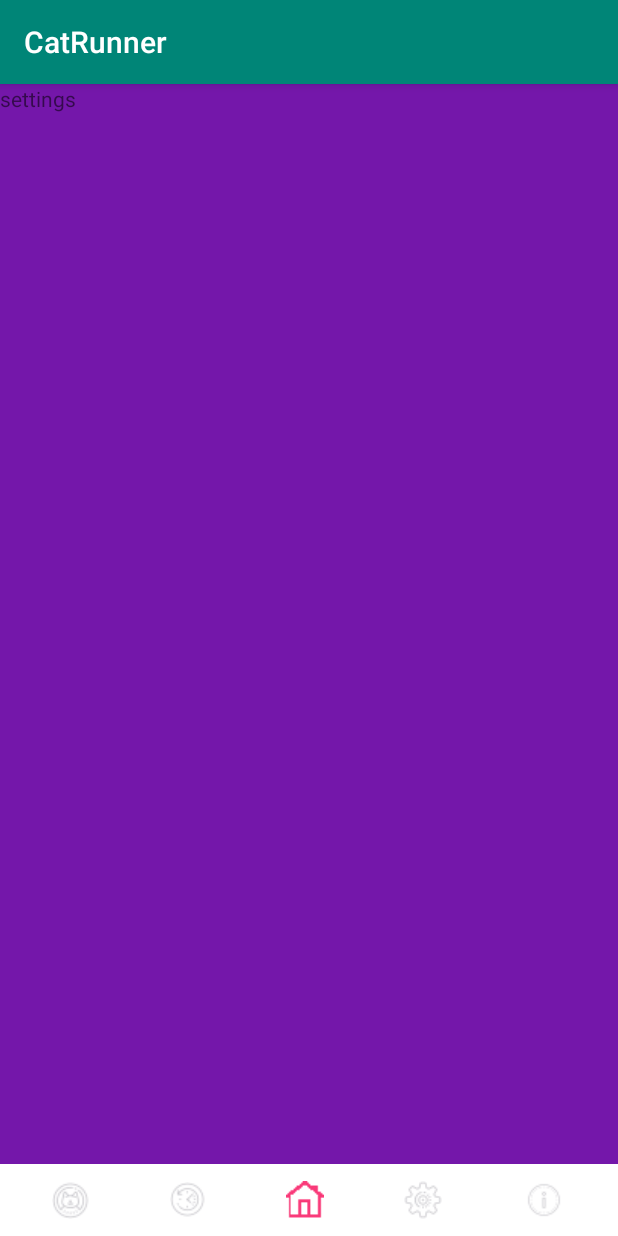
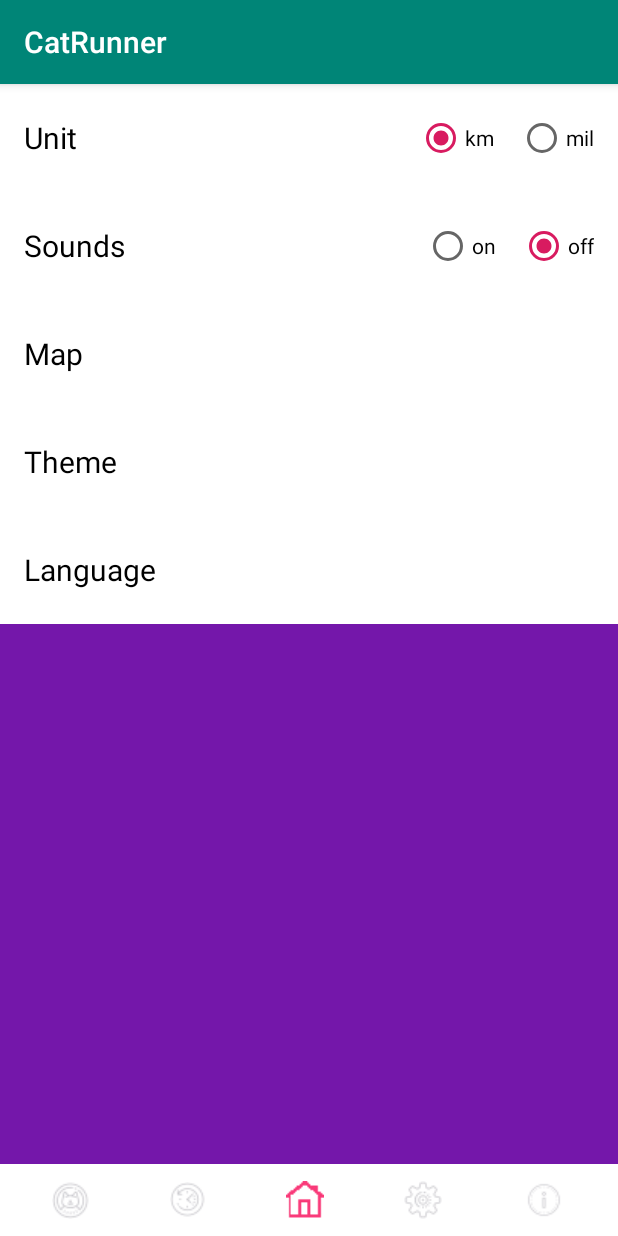
Before and after one commit to ZhenyaVasilevskiy/Catrunner, an Android app: the fragment SettingsFragment placed in its activity, on a phone screen of 412 x 824 dp. Run offline under Robolectric (Android 15) with nearby library versions, the phone set to English and light mode, and no system bars.

Commit message:
Designed Info and Settings fragments

```diff
--- a/app/src/main/res/layout/history_fragment.xml
+++ b/app/src/main/res/layout/history_fragment.xml
@@ -10,14 +10,18 @@
         android:layout_width="match_parent"
         android:padding="8dp"
         android:layout_height="92dp"
+        android:background="@color/colorWhite"
+        android:elevation="2dp"
         android:orientation="horizontal" >
 
         <ImageView
             android:layout_width="72dp"
             android:layout_height="72dp"
             android:src="@drawable/img_earth"
-            android:layout_marginRight="12dp"
-            android:layout_marginEnd="12dp"
+            android:layout_marginLeft="8dp"
+            android:layout_marginStart="8dp"
+            android:layout_marginRight="16dp"
+            android:layout_marginEnd="16dp"
             android:scaleType="centerCrop" />
 
         <LinearLayout
@@ -52,8 +56,8 @@
                     android:layout_alignParentBottom="true"
                     android:layout_alignParentRight="true"
                     android:layout_alignParentEnd="true"
-                    android:layout_marginRight="12dp"
-                    android:layout_marginEnd="12dp"
+                    android:layout_marginRight="16dp"
+                    android:layout_marginEnd="16dp"
                     android:text="01.11.2018" />
 
             </RelativeLayout>
--- a/app/src/main/res/layout/info_fragment.xml
+++ b/app/src/main/res/layout/info_fragment.xml
@@ -5,9 +5,34 @@
     android:layout_height="match_parent"
     android:background="#7737ff00"
     android:orientation="vertical">
-    <TextView
-        android:layout_width="wrap_content"
+
+    <LinearLayout
+        android:layout_width="match_parent"
         android:layout_height="wrap_content"
-        android:text="info">
-    </TextView>
+        android:orientation="vertical"
+        android:background="@color/colorWhite">
+
+        <TextView
+            android:layout_width="match_parent"
+            android:layout_height="72dp"
+            android:textColor="@color/colorBlack"
+            android:textSize="20sp"
+            android:gravity="center_vertical"
+            android:layout_marginLeft="16dp"
+            android:layout_marginStart="16dp"
+            android:text="@string/txt_help"/>
+
+        <TextView
+            android:layout_width="match_parent"
+            android:layout_height="72dp"
+            android:textColor="@color/colorBlack"
+            android:textSize="20sp"
+            android:gravity="center_vertical"
+            android:layout_marginLeft="16dp"
+            android:layout_marginStart="16dp"
+            android:text="@string/txt_developers"/>
+
+    </LinearLayout>
+
+
 </LinearLayout>
--- a/app/src/main/res/layout/settings_fragment.xml
+++ b/app/src/main/res/layout/settings_fragment.xml
@@ -5,9 +5,125 @@
     android:layout_height="match_parent"
     android:background="#770015ff"
     android:orientation="vertical">
-    <TextView
-        android:layout_width="wrap_content"
+
+    <LinearLayout
+        android:layout_width="match_parent"
         android:layout_height="wrap_content"
-        android:text="settings">
-    </TextView>
+        android:orientation="vertical"
+        android:background="@color/colorWhite">
+
+        <RelativeLayout
+            android:layout_width="match_parent"
+            android:layout_height="wrap_content">
+
+            <TextView
+                android:layout_width="wrap_content"
+                android:layout_height="72dp"
+                android:textColor="@color/colorBlack"
+                android:textSize="20sp"
+                android:gravity="center_vertical"
+                android:layout_marginLeft="16dp"
+                android:layout_marginStart="16dp"
+                android:text="@string/txt_unit"/>
+
+            <RadioGroup
+                android:layout_width="wrap_content"
+                android:layout_height="wrap_content"
+                android:layout_alignParentRight="true"
+                android:layout_alignParentEnd="true"
+                android:layout_centerInParent="true"
+                android:orientation="horizontal">
+
+                <RadioButton
+                    android:layout_width="wrap_content"
+                    android:layout_height="wrap_content"
+                    android:layout_marginEnd="16dp"
+                    android:layout_marginRight="16dp"
+                    android:checked="true"
+                    android:text="@string/txt_km"/>
+
+                <RadioButton
+                    android:layout_width="wrap_content"
+                    android:layout_height="wrap_content"
+                    android:layout_marginEnd="16dp"
+                    android:layout_marginRight="16dp"
+                    android:text="@string/txt_mil"/>
+
+            </RadioGroup>
+
+        </RelativeLayout>
+
+        <RelativeLayout
+            android:layout_width="wrap_content"
+            android:layout_height="wrap_content">
+
+            <TextView
+                android:layout_width="match_parent"
+                android:layout_height="72dp"
+                android:textColor="@color/colorBlack"
+                android:textSize="20sp"
+                android:gravity="center_vertical"
+                android:layout_marginLeft="16dp"
+                android:layout_marginStart="16dp"
+                android:text="@string/txt_sounds"/>
+
+            <RadioGroup
+                android:layout_width="wrap_content"
+                android:layout_height="wrap_content"
+                android:layout_alignParentRight="true"
+                android:layout_alignParentEnd="true"
+                android:layout_centerInParent="true"
+                android:orientation="horizontal">
+
+                <RadioButton
+                    android:layout_width="wrap_content"
+                    android:layout_height="wrap_content"
+                    android:layout_marginEnd="16dp"
+                    android:layout_marginRight="16dp"
+                    android:text="@string/txt_on"/>
+
+                <RadioButton
+                    android:layout_width="wrap_content"
+                    android:layout_height="wrap_content"
+                    android:layout_marginEnd="16dp"
+                    android:layout_marginRight="16dp"
+                    android:checked="true"
+                    android:text="@string/txt_off"/>
+
+            </RadioGroup>
+
+        </RelativeLayout>
+
+        <TextView
+            android:layout_width="match_parent"
+            android:layout_height="72dp"
+            android:textColor="@color/colorBlack"
+            android:textSize="20sp"
+            android:gravity="center_vertical"
+            android:layout_marginLeft="16dp"
+            android:layout_marginStart="16dp"
+            android:text="@string/txt_map"/>
+
+        <TextView
+            android:layout_width="match_parent"
+            android:layout_height="72dp"
+            android:textColor="@color/colorBlack"
+            android:textSize="20sp"
+            android:gravity="center_vertical"
+            android:layout_marginLeft="16dp"
+            android:layout_marginStart="16dp"
+            android:text="@string/txt_theme"/>
+
+        <TextView
+            android:layout_width="match_parent"
+            android:layout_height="72dp"
+            android:textColor="@color/colorBlack"
+            android:textSize="20sp"
+            android:gravity="center_vertical"
+            android:layout_marginLeft="16dp"
+            android:layout_marginStart="16dp"
+            android:text="@string/txt_language"/>
+
+    </LinearLayout>
+
 </LinearLayout>
--- a/app/src/main/res/values/strings.xml
+++ b/app/src/main/res/values/strings.xml
@@ -4,10 +4,20 @@
     <string name="title_settings">Settings</string>
     <string name="title_history">History</string>
     <string name="title_info">About program</string>
-    <string name="total_km">Total km</string>
-    <string name="total_h">Total h</string>
-    <string name="km">km</string>
-    <string name="h">h</string>
+    <string name="txt_total_km">Total km</string>
+    <string name="txt_total_h">Total h</string>
+    <string name="txt_km">km</string>
+    <string name="txt_mil">mil</string>
+    <string name="txt_h">h</string>
+    <string name="txt_on">on</string>
+    <string name="txt_off">off</string>
+    <string name="txt_help">Help</string>
+    <string name="txt_developers">Developers</string>
+    <string name="txt_unit">Unit</string>
+    <string name="txt_sounds">Sounds</string>
+    <string name="txt_map">Map</string>
+    <string name="txt_theme">Theme</string>
+    <string name="txt_language">Language</string>
 
     <string name="kek">You are at home</string>
 </resources>
```
